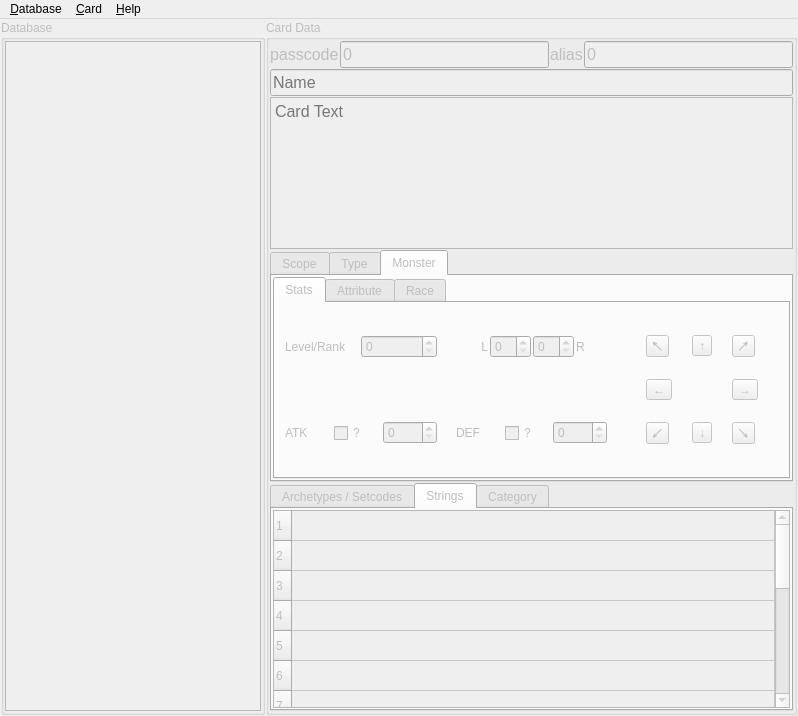
This is src/gui/main_window.ui in ProjectIgnis/Datacorn as Qt 5 draws it before an edit. The edited form follows.
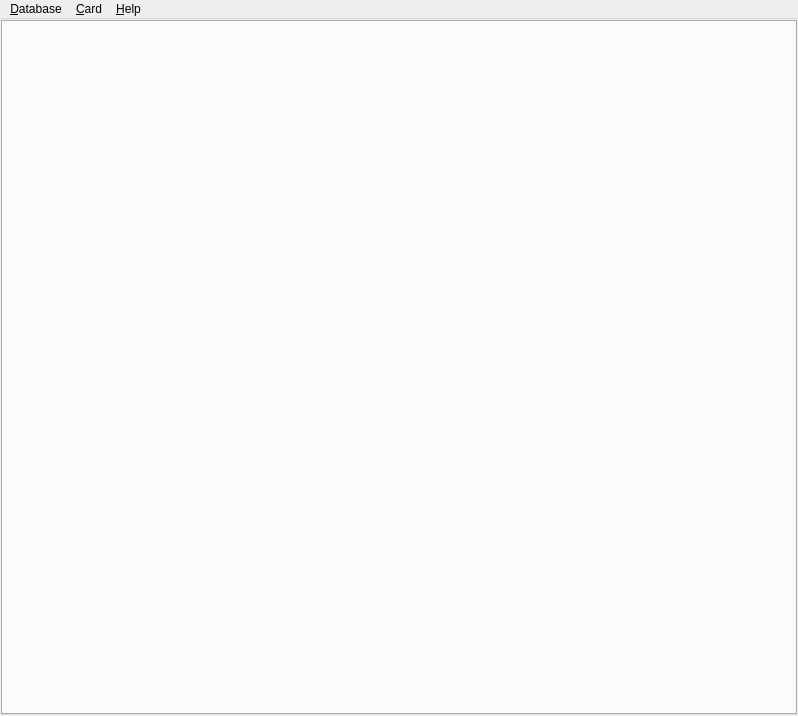
This is the edited form. The open tabs and pages were chosen to show the change. Icons and pictures are not drawn.

Commit message:
Add initial support for multiple open databases
now each database will be opened on its own tab in the main window

What changed in the file:
```diff
--- a/src/gui/main_window.ui
+++ b/src/gui/main_window.ui
@@ -38,787 +38,16 @@
      <number>1</number>
     </property>
     <item>
-     <widget class="QGroupBox" name="dbGroup">
-      <property name="enabled">
-       <bool>false</bool>
+     <widget class="QTabWidget" name="dbEditorTabsWidget">
+      <property name="acceptDrops">
+       <bool>true</bool>
       </property>
-      <property name="title">
-       <string>Database</string>
+      <property name="tabsClosable">
+       <bool>true</bool>
       </property>
-      <layout class="QVBoxLayout" name="verticalLayout_10">
-       <property name="spacing">
-        <number>1</number>
-       </property>
-       <property name="leftMargin">
-        <number>1</number>
-       </property>
-       <property name="topMargin">
-        <number>1</number>
-       </property>
-       <property name="rightMargin">
-        <number>1</number>
-       </property>
-       <property name="bottomMargin">
-        <number>1</number>
-       </property>
-       <item>
-        <widget class="QTableView" name="cardCodeNameList">
-         <property name="sizePolicy">
-          <sizepolicy hsizetype="Fixed" vsizetype="Expanding">
-           <horstretch>0</horstretch>
-           <verstretch>0</verstretch>
-          </sizepolicy>
-         </property>
-         <property name="autoScroll">
-          <bool>false</bool>
-         </property>
-         <property name="editTriggers">
-          <set>QAbstractItemView::NoEditTriggers</set>
-         </property>
-         <property name="selectionBehavior">
-          <enum>QAbstractItemView::SelectRows</enum>
-         </property>
-         <attribute name="verticalHeaderVisible">
-          <bool>false</bool>
-         </attribute>
-        </widget>
-       </item>
-      </layout>
-     </widget>
-    </item>
-    <item>
-     <widget class="QGroupBox" name="cardGroup">
-      <property name="enabled">
-       <bool>false</bool>
+      <property name="movable">
+       <bool>true</bool>
       </property>
-      <property name="title">
-       <string>Card Data</string>
-      </property>
-      <layout class="QVBoxLayout" name="verticalLayout_9">
-       <property name="spacing">
-        <number>1</number>
-       </property>
-       <property name="leftMargin">
-        <number>1</number>
-       </property>
-       <property name="topMargin">
-        <number>1</number>
-       </property>
-       <property name="rightMargin">
-        <number>1</number>
-       </property>
-       <property name="bottomMargin">
-        <number>1</number>
-       </property>
-       <item>
-        <layout class="QVBoxLayout" name="verticalLayout_8">
-         <item>
-          <layout class="QHBoxLayout" name="horizontalLayout_5">
-           <item>
-            <widget class="QLabel" name="passLabel">
-             <property name="font">
-              <font>
-               <pointsize>12</pointsize>
-              </font>
-             </property>
-             <property name="text">
-              <string>passcode</string>
-             </property>
-            </widget>
-           </item>
-           <item>
-            <widget class="QLineEdit" name="passLineEdit">
-             <property name="font">
-              <font>
-               <pointsize>12</pointsize>
-              </font>
-             </property>
-             <property name="inputMask">
-              <string/>
-             </property>
-             <property name="text">
-              <string notr="true">0</string>
-             </property>
-             <property name="maxLength">
-              <number>10</number>
-             </property>
-            </widget>
-           </item>
-           <item>
-            <widget class="QLabel" name="aliasLabel">
-             <property name="font">
-              <font>
-               <pointsize>12</pointsize>
-              </font>
-             </property>
-             <property name="text">
-              <string>alias</string>
-             </property>
-            </widget>
-           </item>
-           <item>
-            <widget class="QLineEdit" name="aliasLineEdit">
-             <property name="font">
-              <font>
-               <pointsize>12</pointsize>
-              </font>
-             </property>
-             <property name="inputMask">
-              <string/>
-             </property>
-             <property name="text">
-              <string notr="true">0</string>
-             </property>
-             <property name="maxLength">
-              <number>10</number>
-             </property>
-            </widget>
-           </item>
-          </layout>
-         </item>
-         <item>
-          <widget class="QLineEdit" name="nameLineEdit">
-           <property name="font">
-            <font>
-             <pointsize>12</pointsize>
-            </font>
-           </property>
-           <property name="placeholderText">
-            <string>Name</string>
-           </property>
-          </widget>
-         </item>
-         <item>
-          <widget class="QPlainTextEdit" name="descPlainTextEdit">
-           <property name="font">
-            <font>
-             <pointsize>12</pointsize>
-            </font>
-           </property>
-           <property name="placeholderText">
-            <string>Card Text</string>
-           </property>
-          </widget>
-         </item>
-        </layout>
-       </item>
-       <item>
-        <widget class="QTabWidget" name="tabWidget">
-         <property name="currentIndex">
-          <number>0</number>
-         </property>
-         <widget class="QWidget" name="tab">
-          <attribute name="title">
-           <string>Scope</string>
-          </attribute>
-          <layout class="QVBoxLayout" name="verticalLayout">
-           <item>
-            <widget class="QListWidget" name="scopesWidget"/>
-           </item>
-          </layout>
-         </widget>
-         <widget class="QWidget" name="tab_3">
-          <attribute name="title">
-           <string>Type</string>
-          </attribute>
-          <layout class="QVBoxLayout" name="verticalLayout_2">
-           <item>
-            <widget class="QListWidget" name="typesWidget"/>
-           </item>
-          </layout>
-         </widget>
-         <widget class="QWidget" name="tab_2">
-          <attribute name="title">
-           <string>Monster</string>
-          </attribute>
-          <layout class="QVBoxLayout" name="verticalLayout_5">
-           <property name="spacing">
-            <number>1</number>
-           </property>
-           <property name="leftMargin">
-            <number>1</number>
-           </property>
-           <property name="topMargin">
-            <number>1</number>
-           </property>
-           <property name="rightMargin">
-            <number>1</number>
-           </property>
-           <property name="bottomMargin">
-            <number>1</number>
-           </property>
-           <item>
-            <widget class="QTabWidget" name="tabWidget_2">
-             <property name="currentIndex">
-              <number>0</number>
-             </property>
-             <widget class="QWidget" name="tab_5">
-              <attribute name="title">
-               <string>Stats</string>
-              </attribute>
-              <layout class="QHBoxLayout" name="horizontalLayout_6">
-               <property name="spacing">
-                <number>1</number>
-               </property>
-               <property name="leftMargin">
-                <number>1</number>
-               </property>
-               <property name="topMargin">
-                <number>1</number>
-               </property>
-               <property name="rightMargin">
-                <number>1</number>
-               </property>
-               <property name="bottomMargin">
-                <number>1</number>
-               </property>
-               <item>
-                <layout class="QVBoxLayout" name="verticalLayout_6">
-                 <property name="spacing">
-                  <number>0</number>
-                 </property>
-                 <item>
-                  <widget class="QFrame" name="frame1">
-                   <layout class="QHBoxLayout" name="horizontalLayout_2">
-                    <property name="spacing">
-                     <number>0</number>
-                    </property>
-                    <item>
-                     <widget class="QLabel" name="levelLabel">
-                      <property name="text">
-                       <string>Level/Rank</string>
-                      </property>
-                     </widget>
-                    </item>
-                    <item>
-                     <widget class="QSpinBox" name="levelSpinBox">
-                      <property name="maximum">
-                       <number>12</number>
-                      </property>
-                     </widget>
-                    </item>
-                   </layout>
-                  </widget>
-                 </item>
-                 <item>
-                  <widget class="QFrame" name="frame2">
-                   <layout class="QHBoxLayout" name="horizontalLayout_3">
-                    <property name="spacing">
-                     <number>0</number>
-                    </property>
-                    <item>
-                     <widget class="QLabel" name="atkLabel">
-                      <property name="text">
-                       <string notr="true">ATK</string>
-                      </property>
-                     </widget>
-                    </item>
-                    <item>
-                     <widget class="QCheckBox" name="atkQmCheckBox">
-                      <property name="text">
-                       <string notr="true">?</string>
-                      </property>
-                     </widget>
-                    </item>
-                    <item>
-                     <widget class="QSpinBox" name="atkSpinBox">
-                      <property name="maximum">
-                       <number>9999</number>
-                      </property>
-                      <property name="singleStep">
-                       <number>10</number>
-                      </property>
-                     </widget>
-                    </item>
-                   </layout>
-                  </widget>
-                 </item>
-                </layout>
-               </item>
-               <item>
-                <layout class="QVBoxLayout" name="verticalLayout_7">
-                 <property name="spacing">
-                  <number>0</number>
-                 </property>
-                 <item>
-                  <widget class="QFrame" name="frame3">
-                   <layout class="QHBoxLayout" name="horizontalLayout">
-                    <property name="spacing">
-                     <number>2</number>
-                    </property>
-                    <item>
-                     <widget class="QLabel" name="lScaleLabel">
-                      <property name="text">
-                       <string>L</string>
-                      </property>
-                      <property name="alignment">
-                       <set>Qt::AlignRight|Qt::AlignTrailing|Qt::AlignVCenter</set>
-                      </property>
-                     </widget>
-                    </item>
-                    <item>
-                     <widget class="QSpinBox" name="lScaleSpinBox"/>
-                    </item>
-                    <item>
-                     <widget class="QSpinBox" name="rScaleSpinBox">
-                      <property name="suffix">
-                       <string/>
-                      </property>
-                     </widget>
-                    </item>
-                    <item>
-                     <widget class="QLabel" name="rScaleLabel">
-                      <property name="text">
-                       <string>R</string>
-                      </property>
-                     </widget>
-                    </item>
-                   </layout>
-                  </widget>
-                 </item>
-                 <item>
-                  <widget class="QFrame" name="frame4">
-                   <layout class="QHBoxLayout" name="horizontalLayout_4">
-                    <property name="spacing">
-                     <number>0</number>
-                    </property>
-                    <item>
-                     <widget class="QLabel" name="defLabel">
-                      <property name="text">
-                       <string notr="true">DEF</string>
-                      </property>
-                     </widget>
-                    </item>
-                    <item>
-                     <widget class="QCheckBox" name="defQmCheckBox">
-                      <property name="text">
-                       <string notr="true">?</string>
-                      </property>
-                     </widget>
-                    </item>
-                    <item>
-                     <widget class="QSpinBox" name="defSpinBox">
-                      <property name="maximum">
-                       <number>9999</number>
-                      </property>
-                      <property name="singleStep">
-                       <number>10</number>
-                      </property>
-                     </widget>
-                    </item>
-                   </layout>
-                  </widget>
-                 </item>
-                </layout>
-               </item>
-               <item>
-                <widget class="QFrame" name="frame">
-                 <layout class="QGridLayout" name="gridLayout_5">
-                  <property name="spacing">
-                   <number>0</number>
-                  </property>
-                  <item row="0" column="0">
-                   <widget class="QToolButton" name="markerTopLeftButton">
-                    <property name="sizePolicy">
-                     <sizepolicy hsizetype="Fixed" vsizetype="Fixed">
-                      <horstretch>0</horstretch>
-                      <verstretch>0</verstretch>
-                     </sizepolicy>
-                    </property>
-                    <property name="text">
-                     <string notr="true">↖</string>
-                    </property>
-                    <property name="checkable">
-                     <bool>true</bool>
-                    </property>
-                    <property name="checked">
-                     <bool>false</bool>
-                    </property>
-                   </widget>
-                  </item>
-                  <item row="0" column="1">
-                   <widget class="QToolButton" name="markerTopButton">
-                    <property name="sizePolicy">
-                     <sizepolicy hsizetype="Fixed" vsizetype="Fixed">
-                      <horstretch>0</horstretch>
-                      <verstretch>0</verstretch>
-                     </sizepolicy>
-                    </property>
-                    <property name="text">
-                     <string notr="true">↑</string>
-                    </property>
-                    <property name="checkable">
-                     <bool>true</bool>
-                    </property>
-                    <property name="checked">
-                     <bool>false</bool>
-                    </property>
-                   </widget>
-                  </item>
-                  <item row="0" column="2">
-                   <widget class="QToolButton" name="markerTopRightButton">
-                    <property name="sizePolicy">
-                     <sizepolicy hsizetype="Fixed" vsizetype="Fixed">
-                      <horstretch>0</horstretch>
-                      <verstretch>0</verstretch>
-                     </sizepolicy>
-                    </property>
-                    <property name="text">
-                     <string notr="true">↗</string>
-                    </property>
-                    <property name="checkable">
-                     <bool>true</bool>
-                    </property>
-                    <property name="checked">
-                     <bool>false</bool>
-                    </property>
-                   </widget>
-                  </item>
-                  <item row="1" column="0">
-                   <widget class="QToolButton" name="markerLeftButton">
-                    <property name="sizePolicy">
-                     <sizepolicy hsizetype="Fixed" vsizetype="Fixed">
-                      <horstretch>0</horstretch>
-                      <verstretch>0</verstretch>
-                     </sizepolicy>
-                    </property>
-                    <property name="text">
-                     <string notr="true">←</string>
-                    </property>
-                    <property name="checkable">
-                     <bool>true</bool>
-                    </property>
-                    <property name="checked">
-                     <bool>false</bool>
-                    </property>
-                   </widget>
-                  </item>
-                  <item row="1" column="2">
-                   <widget class="QToolButton" name="markerRightButton">
-                    <property name="sizePolicy">
-                     <sizepolicy hsizetype="Fixed" vsizetype="Fixed">
-                      <horstretch>0</horstretch>
-                      <verstretch>0</verstretch>
-                     </sizepolicy>
-                    </property>
-                    <property name="text">
-                     <string notr="true">→</string>
-                    </property>
-                    <property name="checkable">
-                     <bool>true</bool>
-                    </property>
-                    <property name="checked">
-                     <bool>false</bool>
-                    </property>
-                   </widget>
-                  </item>
-                  <item row="2" column="0">
-                   <widget class="QToolButton" name="markerBottomLeftButton">
-                    <property name="sizePolicy">
-                     <sizepolicy hsizetype="Fixed" vsizetype="Fixed">
-                      <horstretch>0</horstretch>
-                      <verstretch>0</verstretch>
-                     </sizepolicy>
-                    </property>
-                    <property name="text">
-                     <string notr="true">↙</string>
-                    </property>
-                    <property name="checkable">
-                     <bool>true</bool>
-                    </property>
-                    <property name="checked">
-                     <bool>false</bool>
-                    </property>
-                   </widget>
-                  </item>
-                  <item row="2" column="1">
-                   <widget class="QToolButton" name="markerBottomButton">
-                    <property name="sizePolicy">
-                     <sizepolicy hsizetype="Fixed" vsizetype="Fixed">
-                      <horstretch>0</horstretch>
-                      <verstretch>0</verstretch>
-                     </sizepolicy>
-                    </property>
-                    <property name="text">
-                     <string notr="true">↓</string>
-                    </property>
-                    <property name="checkable">
-                     <bool>true</bool>
-                    </property>
-                    <property name="checked">
-                     <bool>false</bool>
-                    </property>
-                   </widget>
-                  </item>
-                  <item row="2" column="2">
-                   <widget class="QToolButton" name="markerBottomRightButton">
-                    <property name="sizePolicy">
-                     <sizepolicy hsizetype="Fixed" vsizetype="Fixed">
-                      <horstretch>0</horstretch>
-                      <verstretch>0</verstretch>
-                     </sizepolicy>
-                    </property>
-                    <property name="text">
-                     <string notr="true">↘</string>
-                    </property>
-                    <property name="checkable">
-                     <bool>true</bool>
-                    </property>
-                    <property name="checked">
-                     <bool>false</bool>
-                    </property>
-                   </widget>
-                  </item>
-                 </layout>
-                </widget>
-               </item>
-              </layout>
-             </widget>
-             <widget class="QWidget" name="tab_6">
-              <attribute name="title">
-               <string>Attribute</string>
-              </attribute>
-              <layout class="QVBoxLayout" name="verticalLayout_3">
-               <item>
-                <widget class="QListWidget" name="attributesWidget"/>
-               </item>
-              </layout>
-             </widget>
-             <widget class="QWidget" name="tab_7">
-              <attribute name="title">
-               <string>Race</string>
-              </attribute>
-              <layout class="QVBoxLayout" name="verticalLayout_4">
-               <item>
-                <widget class="QListWidget" name="racesWidget"/>
-               </item>
-              </layout>
-             </widget>
-            </widget>
-           </item>
-          </layout>
-         </widget>
-        </widget>
-       </item>
-       <item>
-        <widget class="QTabWidget" name="tabWidget_3">
-         <property name="currentIndex">
-          <number>0</number>
-         </property>
-         <widget class="QWidget" name="tab_4">
-          <attribute name="title">
-           <string>Archetypes / Setcodes</string>
-          </attribute>
-          <layout class="QGridLayout" name="gridLayout">
-           <item row="1" column="1">
-            <layout class="QVBoxLayout" name="verticalLayout_13">
-             <item>
-              <widget class="QPushButton" name="removeArcheButton">
-               <property name="enabled">
-                <bool>false</bool>
-               </property>
-               <property name="maximumSize">
-                <size>
-                 <width>40</width>
-                 <height>40</height>
-                </size>
-               </property>
-               <property name="text">
-                <string notr="true">-</string>
-               </property>
-              </widget>
-             </item>
-             <item>
-              <spacer name="verticalSpacer">
-               <property name="orientation">
-                <enum>Qt::Vertical</enum>
-               </property>
-               <property name="sizeHint" stdset="0">
-                <size>
-                 <width>20</width>
-                 <height>40</height>
-                </size>
-               </property>
-              </spacer>
-             </item>
-            </layout>
-           </item>
-           <item row="0" column="1">
-            <widget class="QPushButton" name="addArcheButton">
-             <property name="maximumSize">
-              <size>
-               <width>40</width>
-               <height>40</height>
-              </size>
-             </property>
-             <property name="text">
-              <string notr="true">+</string>
-             </property>
-            </widget>
-           </item>
-           <item row="0" column="0">
-            <widget class="QComboBox" name="archeComboBox">
-             <property name="editable">
-              <bool>true</bool>
-             </property>
-            </widget>
-           </item>
-           <item row="1" column="0">
-            <widget class="QListWidget" name="archeList"/>
-           </item>
-          </layout>
-         </widget>
-         <widget class="QWidget" name="tab_8">
-          <attribute name="title">
-           <string>Strings</string>
-          </attribute>
-          <layout class="QVBoxLayout" name="verticalLayout_11">
-           <property name="spacing">
-            <number>1</number>
-           </property>
-           <property name="leftMargin">
-            <number>1</number>
-           </property>
-           <property name="topMargin">
-            <number>1</number>
-           </property>
-           <property name="rightMargin">
-            <number>1</number>
-           </property>
-           <property name="bottomMargin">
-            <number>1</number>
-           </property>
-           <item>
-            <widget class="QTableWidget" name="stringsTableWidget">
-             <property name="rowCount">
-              <number>16</number>
-             </property>
-             <property name="columnCount">
-              <number>1</number>
-             </property>
-             <attribute name="horizontalHeaderVisible">
-              <bool>false</bool>
-             </attribute>
-             <attribute name="horizontalHeaderMinimumSectionSize">
-              <number>124</number>
-             </attribute>
-             <attribute name="horizontalHeaderStretchLastSection">
-              <bool>true</bool>
-             </attribute>
-             <row/>
-             <row/>
-             <row/>
-             <row/>
-             <row/>
-             <row/>
-             <row/>
-             <row/>
-             <row/>
-             <row/>
-             <row/>
-             <row/>
-             <row/>
-             <row/>
-             <row/>
-             <row/>
-             <column/>
-             <item row="0" column="0">
-              <property name="text">
-               <string/>
-              </property>
-             </item>
-             <item row="1" column="0">
-              <property name="text">
-               <string/>
-              </property>
-             </item>
-             <item row="2" column="0">
-              <property name="text">
-               <string/>
-              </property>
-             </item>
-             <item row="3" column="0">
-              <property name="text">
-               <string/>
-              </property>
-             </item>
-             <item row="4" column="0">
-              <property name="text">
-               <string/>
-              </property>
-             </item>
-             <item row="5" column="0">
-              <property name="text">
-               <string/>
-              </property>
-             </item>
-             <item row="6" column="0">
-              <property name="text">
-               <string/>
-              </property>
-             </item>
-             <item row="7" column="0">
-              <property name="text">
-               <string/>
-              </property>
-             </item>
-             <item row="8" column="0">
-              <property name="text">
-               <string/>
-              </property>
-             </item>
-             <item row="9" column="0">
-              <property name="text">
-               <string/>
-              </property>
-             </item>
-             <item row="10" column="0">
-              <property name="text">
-               <string/>
-              </property>
-             </item>
-             <item row="11" column="0">
-              <property name="text">
-               <string/>
-              </property>
-             </item>
-             <item row="12" column="0">
-              <property name="text">
-               <string/>
-              </property>
-             </item>
-             <item row="13" column="0">
-              <property name="text">
-               <string/>
-              </property>
-             </item>
-             <item row="14" column="0">
-              <property name="text">
-               <string/>
-              </property>
-             </item>
-             <item row="15" column="0">
-              <property name="text">
-               <string/>
-              </property>
-             </item>
-            </widget>
-           </item>
-          </layout>
-         </widget>
-         <widget class="QWidget" name="tab_9">
-          <attribute name="title">
-           <string>Category</string>
-          </attribute>
-          <layout class="QVBoxLayout" name="verticalLayout_12">
-           <item>
-            <widget class="QListWidget" name="categoriesWidget"/>
-           </item>
-          </layout>
-         </widget>
-        </widget>
-       </item>
-      </layout>
      </widget>
     </item>
    </layout>
```
The commit also changes 8 other files.
